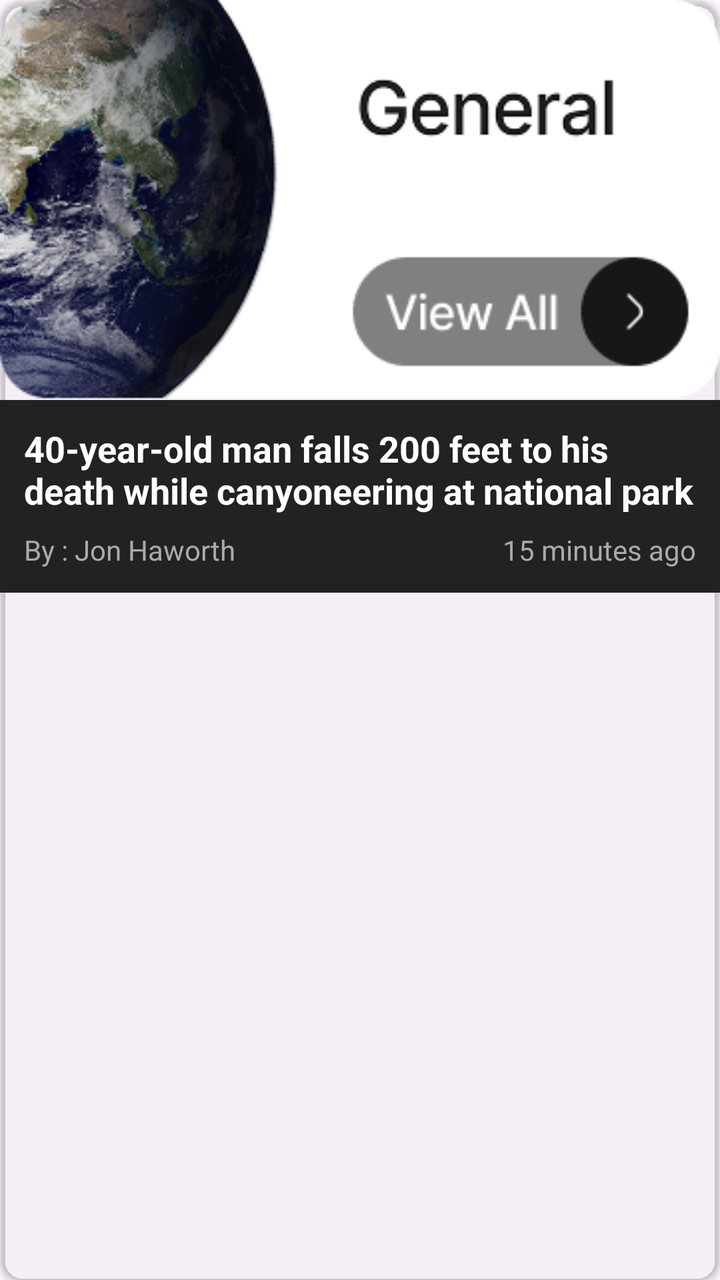
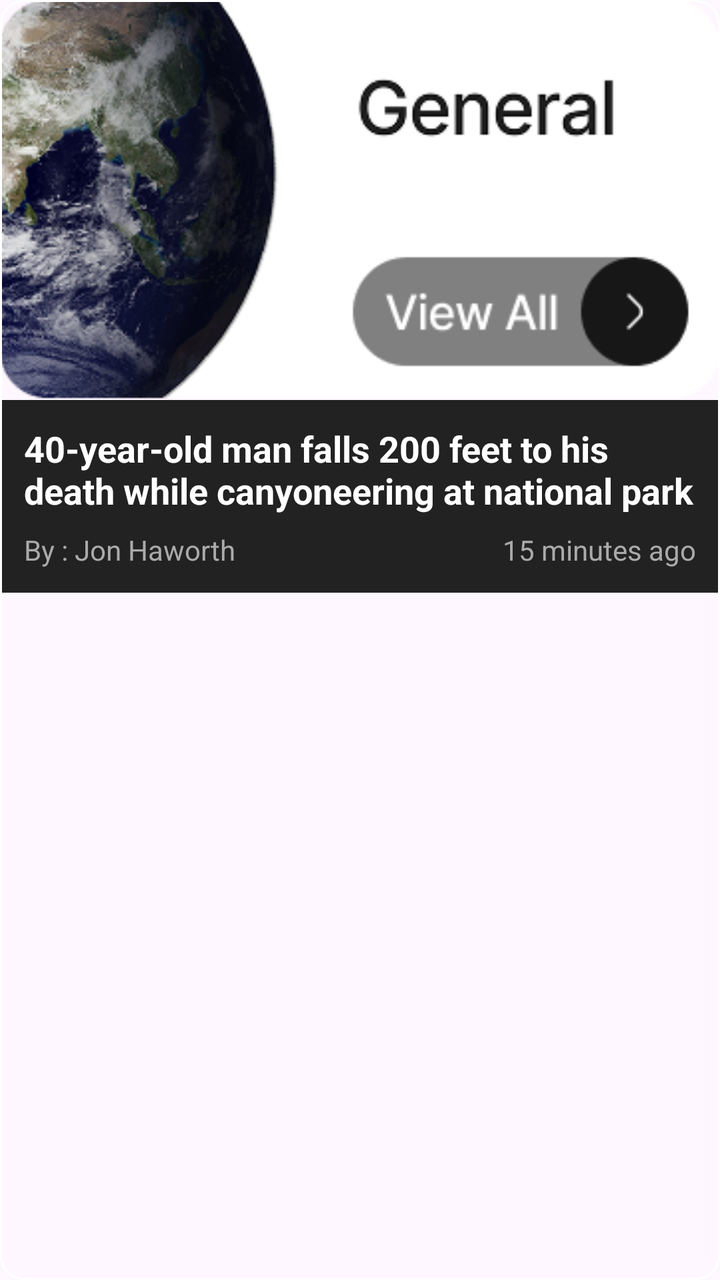

Screens rendered from an Android XML layout before and after an edit, with the pre-edit source and the edit as a unified diff.
<!-- AndroidManifest.xml: application theme Theme.ANU_News_APP -->
<!-- res/layout/item_news.xml -->
<?xml version="1.0" encoding="utf-8"?>
<androidx.cardview.widget.CardView xmlns:android="http://schemas.android.com/apk/res/android"
    xmlns:app="http://schemas.android.com/apk/res-auto"
    android:layout_width="match_parent"
    android:layout_height="wrap_content"
    android:layout_margin="8dp"
    app:cardCornerRadius="12dp"
    app:cardBackgroundColor="@android:color/transparent">

    <LinearLayout
        android:layout_width="match_parent"
        android:layout_height="wrap_content"
        android:orientation="vertical">

        
        <ImageView
            android:id="@+id/imgNews"
            android:layout_width="match_parent"
            android:layout_height="200dp"
            android:src="@drawable/general"
            android:scaleType="fitXY"
            android:contentDescription="News Image" />

        <LinearLayout
            android:layout_width="match_parent"
            android:layout_height="wrap_content"
            android:orientation="vertical"
            android:padding="12dp"
            android:background="#222222">

            
            <TextView
                android:id="@+id/tvNewsTitle"
                android:layout_width="match_parent"
                android:layout_height="wrap_content"
                android:text="40-year-old man falls 200 feet to his death while canyoneering at national park"
                android:textColor="@android:color/white"
                android:textSize="18sp"
                android:textStyle="bold"
                android:layout_marginBottom="8dp"/>

            
            <LinearLayout
                android:layout_width="match_parent"
                android:layout_height="wrap_content"
                android:orientation="horizontal"
                android:gravity="center_vertical">
                
                <TextView
                    android:id="@+id/tvNewsAuthor"
                    android:layout_width="0dp"
                    android:layout_height="wrap_content"
                    android:layout_weight="1"
                    android:text="By : Jon Haworth"
                    android:textColor="#AAAAAA"
                    android:textSize="14sp"/>

                <TextView
                    android:id="@+id/tvNewsTime"
                    android:layout_width="wrap_content"
                    android:layout_height="wrap_content"
                    android:text="15 minutes ago"
                    android:textColor="#AAAAAA"
                    android:textSize="14sp"/>
            </LinearLayout>

        </LinearLayout>

    </LinearLayout>

</androidx.cardview.widget.CardView>
<!-- resources referenced by this layout -->
<resources>
  <!-- drawable general: png bitmap (drawable, 71069 bytes) -->
  <style name="Theme.ANU_News_APP" parent="Base.Theme.ANU_News_APP" />
  <style name="Base.Theme.ANU_News_APP" parent="Theme.Material3.DayNight.NoActionBar">
          
          
      </style>
</resources>

<!-- the commit's change to res/layout/item_news.xml (unified diff, before → after) -->
@@ -1,11 +1,13 @@
 <?xml version="1.0" encoding="utf-8"?>
-<androidx.cardview.widget.CardView xmlns:android="http://schemas.android.com/apk/res/android"
+<com.google.android.material.card.MaterialCardView xmlns:android="http://schemas.android.com/apk/res/android"
     xmlns:app="http://schemas.android.com/apk/res-auto"
     android:layout_width="match_parent"
     android:layout_height="wrap_content"
     android:layout_margin="8dp"
     app:cardCornerRadius="12dp"
-    app:cardBackgroundColor="@android:color/transparent">
+    app:cardBackgroundColor="@android:color/transparent"
+    app:strokeColor="@android:color/white"
+    app:strokeWidth="1dp">
 
     <LinearLayout
         android:layout_width="match_parent"
@@ -68,4 +70,4 @@
 
     </LinearLayout>
 
-</androidx.cardview.widget.CardView>
+</com.google.android.material.card.MaterialCardView>
